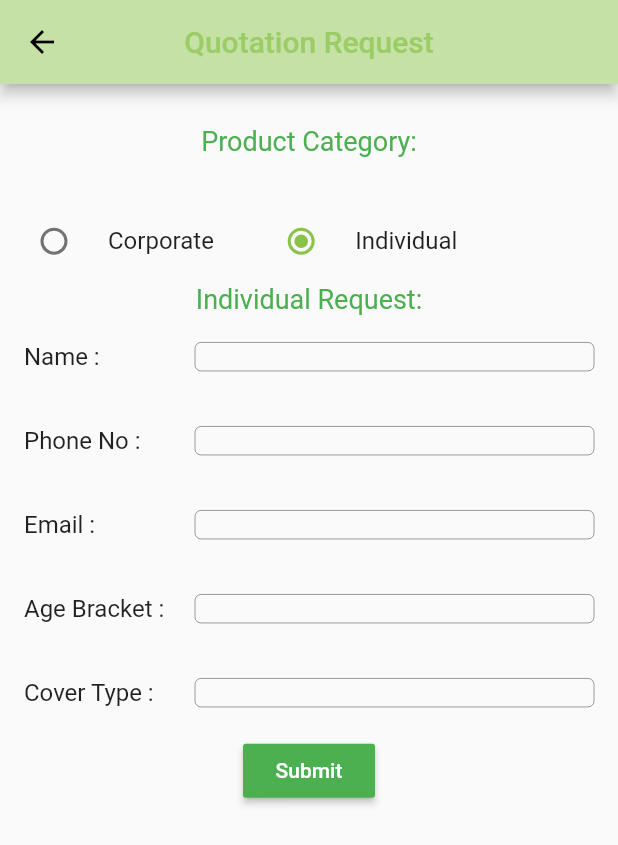
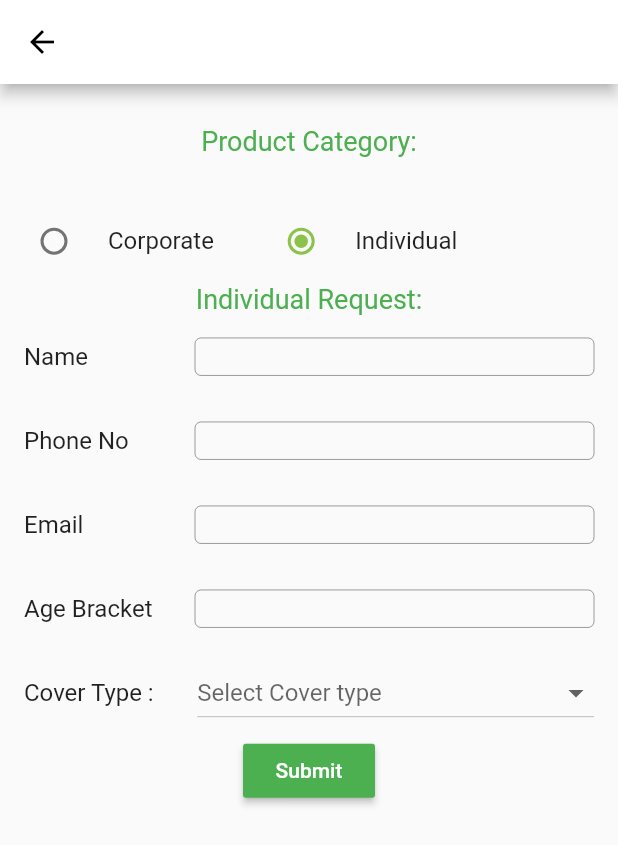
Before and after one commit to matovu-farid/case_medinsurance, a Flutter app: the QuotationRequest screen opened by its route, on a phone screen of 412 x 824 dp. Shown: the top 845 px of the screen. Run offline on Flutter 3.47's test engine with Material 2 defaults, Android fonts, the phone set to English and light mode, and no system bars; drawn by our look-alikes of keyboard_dismisser; our stand-ins replace flutter_datetime_picker, form_field_validator.

```diff
--- a/lib/main.dart
+++ b/lib/main.dart
@@ -7,6 +7,7 @@ import 'package:case_app/screens/starting_screen.dart';
 import 'package:flutter/material.dart';
 import 'package:flutter/cupertino.dart';
 import 'package:flutter/material.dart';
+import 'package:keyboard_dismisser/keyboard_dismisser.dart';
 
 main(List<String> args) {
   runApp(CaseApp());
@@ -16,7 +17,9 @@ class CaseApp extends StatelessWidget {
   MaterialColor color = Colors.lightGreen;
   @override
   Widget build(BuildContext context) {
-    return MaterialApp(
+    return KeyboardDismisser(
+      gestures: [GestureType.onPanDown],
+      child: MaterialApp(
         routes: {
           '/Starting':(context)=>StartingScreen(),
           '/Choice':(context)=>ChoiceForm(),
@@ -30,6 +33,7 @@ class CaseApp extends StatelessWidget {
           primarySwatch:color,
         ),
         home: ChoiceForm()
+      ),
     );
   }
 }
--- a/lib/screens/products_and_services.dart
+++ b/lib/screens/products_and_services.dart
@@ -4,7 +4,7 @@ import 'package:flutter/material.dart';
 class ProductAndServices extends StatelessWidget{
 final productServicesList=[
   'Corporate Cover',
-  'Individual Cover'
+  'Individual Cover',
   'Family Cover',
   'Antenatal Cover',
   'Antenatal & Delivery Package',
--- a/lib/screens/quotation_request.dart
+++ b/lib/screens/quotation_request.dart
@@ -19,80 +19,101 @@ class QuotationRequestState extends State<QuotationRequest> {
   final corporateMap = <String, FaridFormField>{
     'Company': FaridFormField(
       text: 'Company',
+      description: 'required',
+
     ),
     'No. of lives': FaridFormField(
       text: 'No. of lives',
+        description: 'required'
     ),
     'Email': FaridFormField(
       text: 'Email',
+      description: 'email',
     ),
-    'Phone No': FaridFormField(
+    'Company': FaridFormField(
       text: 'Company',
+      description: 'required',
     ),
     'Address': FaridFormField(
       text: 'Address',
+        description: 'required'
     ),
     'Phone No': FaridFormField(
       text: 'Phone No',
+        description: 'Phone number'
+    ),
+    'Type of business': FaridFormField(
+     // text: 'business',
+      description: 'required',
+
+      text: 'Type of Business',
+      hint: 'Select Type of business',
+        isDropdown: true,
+
+      dropdownNames: [
+        'NGO',
+        'Government Body',
+        'School',
+        'Manufacturing',
+        'Religious institution',
+        'Financial institution',
+        'Sacco',
+        'Other '
+      ],
     ),
 
   };
 
-//  final List<FaridFormField> corporateList = [
-//    FaridFormField(
-//      text: 'Company',
-//    ),
-//    FaridFormField(
-//      text: 'No. of Lives',
-//    ),
-//    FaridFormField(
-//      text: 'Email',
-//    ),
-//    FaridFormField(
-//      text: 'Phone No',
-//    ),
-//    FaridFormField(
-//      text: 'Address/Location',
-//    ),
-//    FaridFormField(
-//      text: 'Types of Business',
-//    ),
-//    FaridFormField(
-//      text: 'Contact Name',
-//    ),
-//  ];
   final Map<String,FaridFormField> individualMap= {
     'Name': FaridFormField(
       text: 'Name',
+        description: 'required'
     ),
     'Phone No':FaridFormField(
       text: 'Phone No',
+        description: 'Phone number'
     ),
     'Email':FaridFormField(
       text: 'Email',
+      description: 'email',
     ),
     'Age Bracket':FaridFormField(
       text: 'Age Bracket',
+        description: 'required'
     ),
     'Cover Type':FaridFormField(
       text: 'Cover Type',
+        description: 'required',
+        isDropdown:true,
+      hint: 'Select Cover type',
+      dropdownNames: [
+        'Individual Cover',
+        'Family Cover',
+        'Antenatal Cover',
+        'Antenatal & Delivery Package',
+        'Short-term Cover',
+        'Elderly Cover',
+        'Hypertension Package',
+        'Hypertension & Diabetes Package',
+      ],
     ),
+
   };
+  GlobalKey<FormState> _formKey = GlobalKey<FormState>();
 
   @override
   Widget build(BuildContext context) {
 
+
     return  Scaffold(
-
-
-
+      key: _formKey,
         appBar: AppBar(
-          backgroundColor: Colors.lightGreen[200],
+          backgroundColor: Colors.white,
 
           centerTitle: true,
           title: Text("Quotation Request",
-            style: TextStyle(color: Colors.lightGreen[400]),),
-        ),
+            style: TextStyle(color:  Colors.white,),
+        ),),
         body: Container(
 
           child: Column(
@@ -204,6 +225,7 @@ class QuotationRequestState extends State<QuotationRequest> {
                 flex: 1,
                 child: MaterialButton(
                   onPressed: (){
+                    _formKey.currentState.validate();
                    if (groupvalue==0){
                      for(var field in individualMap.values.toList()){
                        print('Individual');
--- a/lib/widgets/faridFormField.dart
+++ b/lib/widgets/faridFormField.dart
@@ -1,12 +1,13 @@
 import 'package:flutter/cupertino.dart';
 import 'package:flutter/material.dart';
 import 'package:flutter_datetime_picker/flutter_datetime_picker.dart';
+import 'package:form_field_validator/form_field_validator.dart';
 
 class FaridFormField extends StatefulWidget {
   final String text;
   final Function onSaved;
-  final FormFieldValidator validator;
-  Function disabled =()=>false;
+  final FieldValidator<String> validator;
+  Function disabled = () => false;
   final bool isDate;
 
   final bool isRadioBtton;
@@ -16,17 +17,23 @@ class FaridFormField extends StatefulWidget {
   final bool isCollapsed;
   final String hint;
 
+  //final bool isEmail;
+
   final Key key;
   int index = 0;
   int groupValue = 0;
+
 //   TextEditingController controller;
 // static GlobalKey<FormFieldState> dropKey= GlobalKey<FormFieldState>();
 
-  dynamic textGot ='';
+  dynamic textGot = '';
   String selectedItem;
   final InputDecoration decoration;
+  final String description;
+  final double fieldHieght;
 
   FaridFormField({
+    //this.isEmail,
     this.text,
     this.validator,
     this.onSaved,
@@ -37,7 +44,10 @@ class FaridFormField extends StatefulWidget {
     this.isCollapsed = true,
     this.hint,
     this.key,
-     this.decoration, this.isDate=false,
+    this.decoration,
+    this.isDate = false,
+    this.description = 'normal',
+    this.fieldHieght=25,
   }) : super(key: key);
 
   @override
@@ -59,15 +69,14 @@ class FaridFormFieldState extends State<FaridFormField> {
 //  }
 
   RadioListTile radioTileBulder(String textGot, int value) {
-    widget.textGot=widget.groupValue;
+    widget.textGot = widget.groupValue;
 //    (FaridFormField.index != 0) ? FaridFormField.index++ : FaridFormField.index =0;
     final RadioListTile tile = RadioListTile(
-
       title: Text(textGot),
       onChanged: (value) {
         setState(() {
           widget.groupValue = value;
-          widget.textGot=value;
+          widget.textGot = value;
         });
       },
       value: value,
@@ -83,13 +92,9 @@ class FaridFormFieldState extends State<FaridFormField> {
         value: dropdownName, child: Text(dropdownName));
   }
 
-
-
-
   @override
   Widget build(BuildContext context) {
     if (widget.isDropdown) {
-
       List<DropdownMenuItem<String>> dropItems = [
         ...widget.dropdownNames.map((name) => DropdownMenuItem<String>(
               value: name,
@@ -117,19 +122,16 @@ class FaridFormFieldState extends State<FaridFormField> {
                     isDense: widget.isCollapsed,
                     value: widget.selectedItem,
                     onChanged: (value) {
-
                       setState(() {
-                        widget.textGot=value;
+                        widget.textGot = value;
 
                         widget.selectedItem = value;
-
                       });
                     },
                     items: dropItems ??
                         [
                           DropdownMenuItem(
                             child: Text('hello'),
-
                           )
                         ]),
               );
@@ -165,15 +167,12 @@ class FaridFormFieldState extends State<FaridFormField> {
         ],
       );
     }
-    if(widget.isDate)
+    if (widget.isDate)
       return Row(
         mainAxisAlignment: MainAxisAlignment.spaceBetween,
-
-
         children: [
-          Flexible(
-            flex: 3,
-              child: Text("${widget.text??''}")),
+          if (widget.text != null)
+          Flexible(flex: 3, child: Text("${widget.text }")),
 //          SizedBox(
 //            height: 10,
 //            width: 50,
@@ -181,13 +180,21 @@ class FaridFormFieldState extends State<FaridFormField> {
 
           Flexible(
             flex: 7,
+            child: Container(
+              height: widget.fieldHieght,
               child: TextFormField(
-
+                expands: true,
+                minLines: null,
+                maxLines: null,
                 //focusNode: FocusNode(canRequestFocus: false),
                 readOnly: true,
 
-              decoration: InputDecoration(hintText:(widget.textGot=='')?'Tap Here':widget.textGot ,
-              helperStyle: TextStyle(color: Colors.black,inherit: false),),
+                decoration: InputDecoration(
+                  border: OutlineInputBorder(),
+                  isCollapsed: true,
+                  hintText: (widget.textGot == '') ? '' : widget.textGot,
+                  helperStyle: TextStyle(color: Colors.black, inherit: false),
+                ),
                 onTap: () {
                   DatePicker.showDatePicker(context,
                       showTitleActions: true,
@@ -197,18 +204,21 @@ class FaridFormFieldState extends State<FaridFormField> {
                           headerColor: Colors.orange,
                           backgroundColor: Colors.green,
                           itemStyle: TextStyle(
-                            color: Colors.white, fontWeight: FontWeight.bold, fontSize: 18),
-                        doneStyle: TextStyle(color: Colors.white, fontSize: 16)),
+                              color: Colors.white,
+                              fontWeight: FontWeight.bold,
+                              fontSize: 18),
+                          doneStyle:
+                              TextStyle(color: Colors.white, fontSize: 16)),
                       onChanged: (date) {
-
                     setState(() {
-                widget.textGot='${date.day}/${date.month}/${date.year}';
-              });},
+                      widget.textGot = '${date.day}/${date.month}/${date.year}';
+                    });
+                  },
 //
                       currentTime: DateTime.now(),
                       locale: LocaleType.en);
                 },
-
+              ),
             ),
           ),
         ],
@@ -217,37 +227,73 @@ class FaridFormFieldState extends State<FaridFormField> {
     return Row(
       mainAxisAlignment: MainAxisAlignment.spaceBetween,
       children: <Widget>[
-        if(widget.text!=null)
+        if (widget.text != null)
           Flexible(
             flex: 3,
-          child: Text('${widget.text} : '),
+            child: Text('${widget.text} '),
           ),
         Flexible(
           flex: 7,
+          child: Container(
+            height: widget.fieldHieght,
             child: TextFormField(
+              expands: true,
+              maxLines: null,
+              minLines: null,
 //            textInputAction: TextInputAction.,
 //            keyboardType: TextInputType.multiline,
               onSaved: (value) {},
 
               onChanged: (value) {
-              widget.textGot=value;
+                widget.textGot = value;
               },
-            validator: widget.validator == null
-                ? (value) {
-                    return value.isEmpty ? 'Fill in the ${widget.text}' : null;
+              validator: (value) {
+                switch (widget.description) {
+                  case 'email':
+                    return MultiValidator(<FieldValidator>[
+                      EmailValidator(errorText: 'Enter a valid email'),
+                      RequiredValidator(errorText: 'This field is required')
+                    ]).call(value);
+                    break;
+                  case 'Phone number':
+                    return MultiValidator([
+                      PhoneValidator('Enter a valid Phone number'),
+                      RequiredValidator(errorText: 'This field is required'),
+                    ]).call(value);
+                    break;
+                  case 'required':
+                    return RequiredValidator(errorText: 'This field is required')
+                        .call(value);
+                    break;
+
+                  default:
+                    return null;
                 }
-                : widget.validator,
+              },
 
-            decoration: widget.decoration ?? InputDecoration(
+              decoration: widget.decoration ??
+                  InputDecoration(
                       isDense: true,
                       isCollapsed: widget.isCollapsed,
                       border: OutlineInputBorder(
                         borderSide: BorderSide(width: 3, color: Colors.black),
                       )),
             ),
+          ),
         )
       ],
     );
-
   }
 }
+
+class PhoneValidator extends TextFieldValidator {
+  PhoneValidator(String errorText) : super(errorText);
+
+  @override
+  bool isValid(String value) {
+    // return true if the value is valid according the your condition
+    String phoneNumber = r'[(^\D)(\w)](^(0(\d{9}))$)|(^((\+)(\d{11,12}))$)';
+
+    return hasMatch('${phoneNumber}', value);
+  }
+}
```
Also changed, not shown: lib/screens/application_form.dart (+38 -43 lines), lib/screens/choice_form.dart (+22 -12 lines), lib/screens/feedback_and_inquiries.dart (+6 -2 lines), pubspec.yaml (+9 -0 lines), assets/icon/icon.png (added), pubspec.lock, 27 other files. Lines whose indentation alone changed are shown as unchanged.
